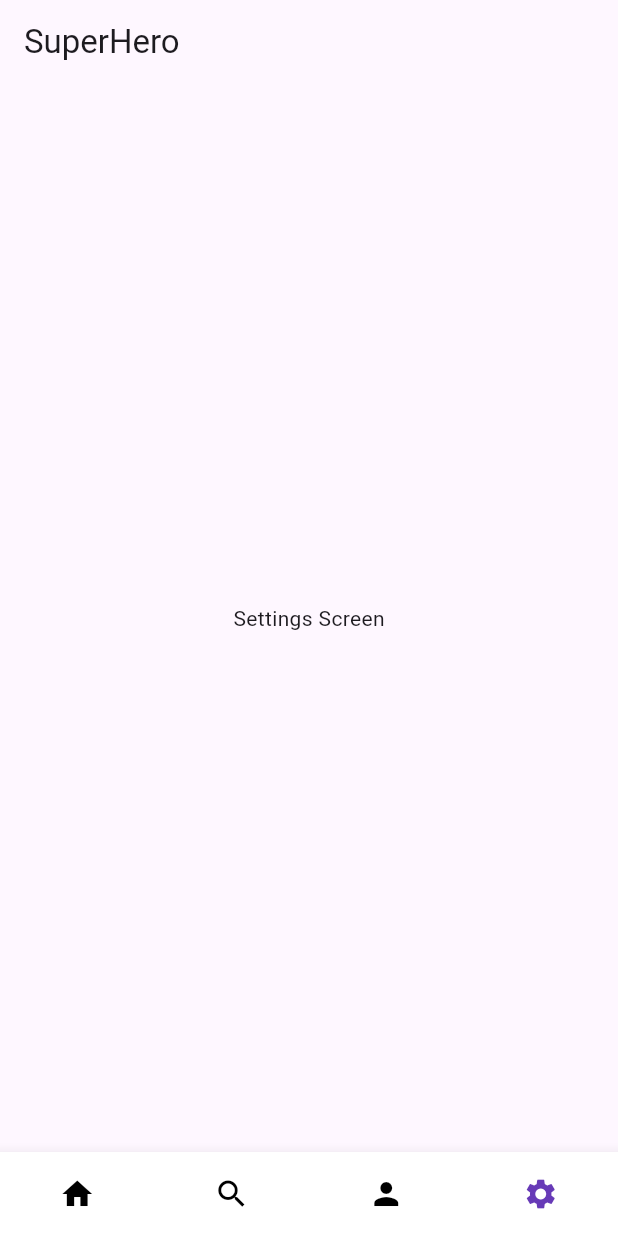
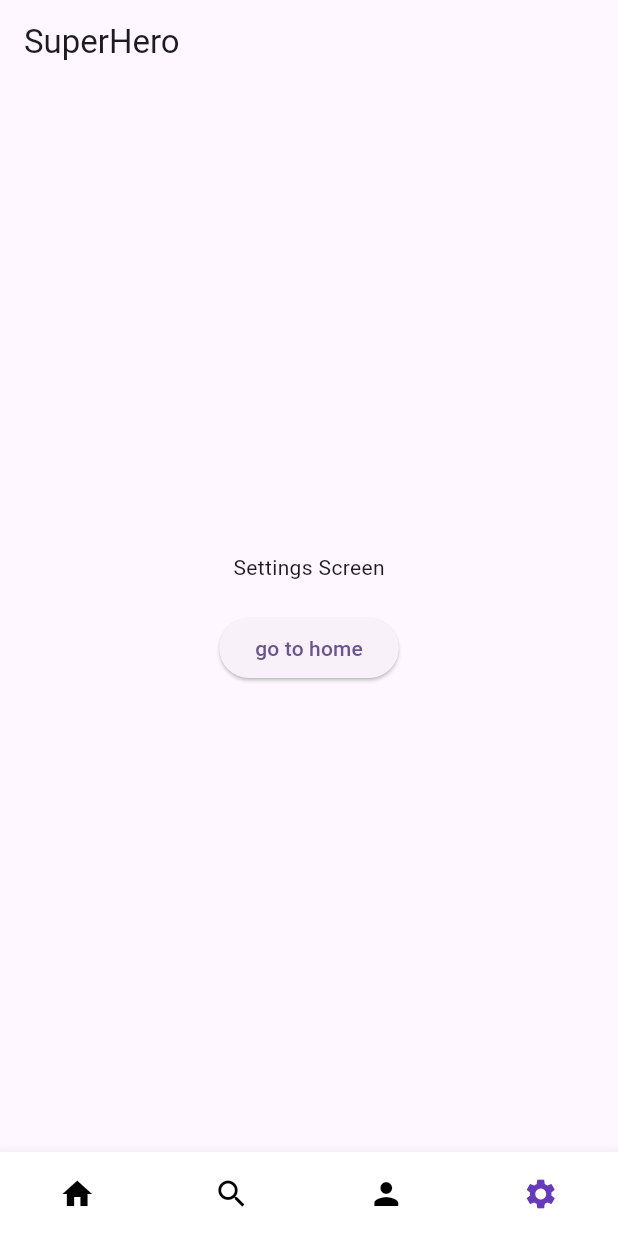
Before and after one commit to tawans/flutter_super_hero, a Flutter app: the screen it shows after launch, item 4 of the bottom bar chosen, on a phone screen of 412 x 824 dp. Run offline on Flutter 3.47's test engine with Material 2 defaults, Android fonts, the phone set to English and light mode, and no system bars; drawn by our look-alikes of animated_bottom_navigation_bar; our stand-ins replace go_router.

Commit message:
Feat: go_router 바텀 네비게이션바 Shellroute 적용

```diff
--- a/lib/main.dart
+++ b/lib/main.dart
@@ -1,5 +1,6 @@
-import 'package:animated_bottom_navigation_bar/animated_bottom_navigation_bar.dart';
 import 'package:flutter/material.dart';
+import 'package:flutter_super_hero/route/router.dart';
+import 'package:go_router/go_router.dart';
 
 void main() {
   runApp(const MyApp());
@@ -11,79 +12,15 @@ class MyApp extends StatelessWidget {
   // This widget is the root of your application.
   @override
   Widget build(BuildContext context) {
-    return MaterialApp(
+    return MaterialApp.router(
       debugShowCheckedModeBanner: false,
-      title: 'Flutter Demo',
+      title: 'SuperHero',
       theme: ThemeData(
         colorScheme: ColorScheme.fromSeed(seedColor: Colors.deepPurple),
         useMaterial3: true,
       ),
-      home: const MyHomePage(),
+      routerConfig: router,
     );
-  }
-}
-
-class MyHomePage extends StatefulWidget {
-  const MyHomePage({super.key});
-
-  @override
-  State<MyHomePage> createState() => _MyHomePageState();
-}
-
-class _MyHomePageState extends State<MyHomePage> {
-  late int index;
-
-  @override
-  void initState() {
-    // TODO: implement initState
-    super.initState();
-    index = 0;
-  }
-
-  @override
-  Widget build(BuildContext context) {
-    return Scaffold(
-      bottomNavigationBar: _buildBottomNavigationBar(),
-      appBar: AppBar(title: const Text('SuperHero')),
-      body: HomeBody(index: index),
-    );
-  }
-
-  Widget _buildBottomNavigationBar() {
-    return AnimatedBottomNavigationBar(
-      gapLocation: GapLocation.none,
-      icons: const [
-        Icons.home,
-        Icons.search,
-        Icons.person,
-        Icons.settings,
-      ],
-      activeIndex: index,
-      onTap: (newIndex) => setState(() => index = newIndex),
-      activeColor: Colors.deepPurple,
-    );
-  }
-}
-
-class HomeBody extends StatelessWidget {
-  const HomeBody({super.key, required this.index});
-
-  final int index;
-
-  @override
-  Widget build(BuildContext context) {
-    switch (index) {
-      case 0:
-        return const HomeScreen();
-      case 1:
-        return const SearchScreen();
-      case 2:
-        return const ProfileScreen();
-      case 3:
-        return const SettingsScreen();
-      default:
-        return const HomeScreen();
-    }
   }
 }
 
@@ -125,8 +62,36 @@ class SettingsScreen extends StatelessWidget {
 
   @override
   Widget build(BuildContext context) {
-    return const Center(
-      child: Text('Settings Screen'),
+    return Center(
+      child: Column(
+        mainAxisAlignment: MainAxisAlignment.center,
+        children: [
+          const Text('Settings Screen'),
+          const SizedBox(height: 20),
+          ElevatedButton(
+            onPressed: () {
+              context.go('/home');
+            },
+            child: const Text('go to home'),
+          ),
+        ],
+      ),
     );
   }
 }
+
+class SecondScreen extends StatelessWidget {
+  const SecondScreen({super.key});
+
+  @override
+  Widget build(BuildContext context) {
+    return Scaffold(
+      appBar: AppBar(title: const Text('')),
+      body: const Center(
+        child: Column(
+          children: [Text('df')],
+        ),
+      ),
+    );
+  }
+}
--- /dev/null
+++ b/lib/route/router.dart
@@ -0,0 +1,42 @@
+import 'package:flutter_super_hero/main.dart';
+import 'package:flutter_super_hero/screen/default_layout.dart';
+import 'package:go_router/go_router.dart';
+
+final router = GoRouter(
+  initialLocation: '/home',
+  routes: [
+    ShellRoute(
+      builder: (context, state, child) {
+        return DefaultLayout(
+          child: child,
+        );
+      },
+      routes: [
+        GoRoute(
+          path: '/home',
+          builder: (_, state) {
+            return const HomeScreen();
+          },
+        ),
+        GoRoute(
+          path: '/search',
+          builder: (_, state) {
+            return const SearchScreen();
+          },
+        ),
+        GoRoute(
+          path: '/profile',
+          builder: (_, state) {
+            return const ProfileScreen();
+          },
+        ),
+        GoRoute(
+          path: '/settings',
+          builder: (_, state) {
+            return const SettingsScreen();
+          },
+        ),
+      ],
+    ),
+  ],
+);
--- /dev/null
+++ b/lib/screen/default_layout.dart
@@ -0,0 +1,88 @@
+import 'package:animated_bottom_navigation_bar/animated_bottom_navigation_bar.dart';
+import 'package:flutter/material.dart';
+import 'package:go_router/go_router.dart';
+
+class DefaultLayout extends StatefulWidget {
+  final Widget child;
+
+  const DefaultLayout({required this.child, super.key});
+
+  @override
+  State<DefaultLayout> createState() => _DefaultLayoutState();
+}
+
+class _DefaultLayoutState extends State<DefaultLayout> {
+  int getIndex(BuildContext context) {
+    if (GoRouter.of(context)
+            .routerDelegate
+            .currentConfiguration
+            .uri
+            .toString() ==
+        '/home') {
+      print(GoRouter.of(context)
+          .routerDelegate
+          .currentConfiguration
+          .uri
+          .toString());
+      return 0;
+    } else if (GoRouter.of(context)
+            .routerDelegate
+            .currentConfiguration
+            .uri
+            .toString() ==
+        '/search') {
+      return 1;
+    } else if (GoRouter.of(context)
+            .routerDelegate
+            .currentConfiguration
+            .uri
+            .toString() ==
+        '/profile') {
+      return 2;
+    } else if (GoRouter.of(context)
+            .routerDelegate
+            .currentConfiguration
+            .uri
+            .toString() ==
+        '/settings') {
+      return 3;
+    } else {
+      return 0;
+    }
+  }
+
+  @override
+  Widget build(BuildContext context) {
+    return Scaffold(
+      bottomNavigationBar: _buildBottomNavigationBar(),
+      appBar: AppBar(title: const Text('SuperHero')),
+      body: widget.child,
+    );
+  }
+
+  Widget _buildBottomNavigationBar() {
+    return AnimatedBottomNavigationBar(
+      gapLocation: GapLocation.none,
+      icons: const [
+        Icons.home,
+        Icons.search,
+        Icons.person,
+        Icons.settings,
+      ],
+      activeIndex: getIndex(context),
+      onTap: (index) {
+        switch (index) {
+          case 0:
+            context.go('/home');
+          case 1:
+            context.go('/search');
+          case 2:
+            context.go('/profile');
+          case 3:
+            context.go('/settings');
+        }
+      },
+      activeColor: Colors.deepPurple,
+    );
+  }
+}
```
Also changed, not shown: pubspec.yaml (+1 -6 lines), pubspec.lock.
